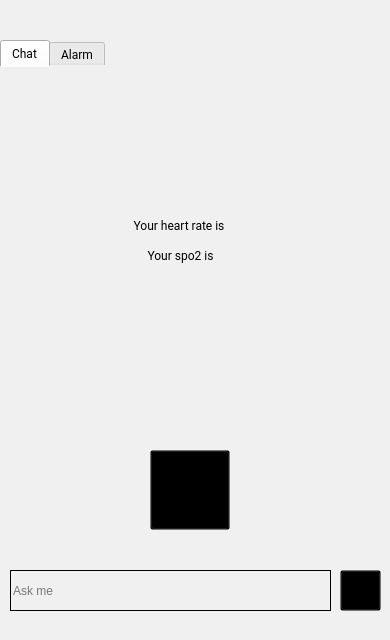
Qt form app.ui (fireflies1988/HealthcareVirtualAssistant) before a commit.
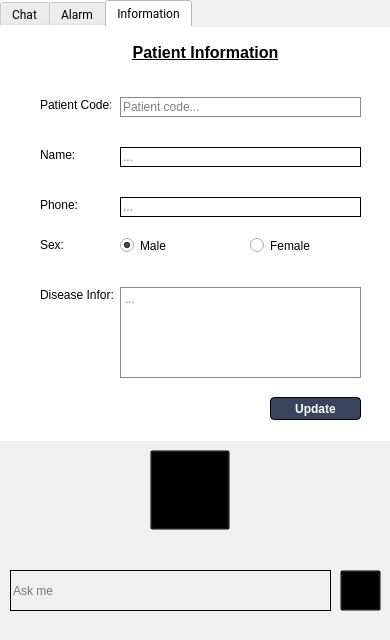
The same form after that commit. Icons and pictures are not drawn.

Commit message: update ui for patient information, deal with firebase later

```diff
--- a/app.ui
+++ b/app.ui
@@ -25,9 +25,9 @@
     <property name="geometry">
      <rect>
       <x>0</x>
-      <y>40</y>
+      <y>0</y>
       <width>391</width>
-      <height>391</height>
+      <height>441</height>
      </rect>
     </property>
     <property name="font">
@@ -39,10 +39,11 @@
      <string notr="true">border:none;
 outline:none;
 display: flex;
- justify-content: center;</string>
+ justify-content: center;
+background-color: #fff;</string>
     </property>
     <property name="currentIndex">
-     <number>0</number>
+     <number>2</number>
     </property>
     <widget class="QWidget" name="tab">
      <attribute name="title">
@@ -276,6 +277,261 @@
       </property>
      </widget>
     </widget>
+    <widget class="QWidget" name="tab_3">
+     <attribute name="title">
+      <string>Information</string>
+     </attribute>
+     <widget class="QLabel" name="label_5">
+      <property name="geometry">
+       <rect>
+        <x>10</x>
+        <y>10</y>
+        <width>391</width>
+        <height>31</height>
+       </rect>
+      </property>
+      <property name="font">
+       <font>
+        <family>Arial</family>
+        <pointsize>-1</pointsize>
+        <weight>75</weight>
+        <bold>true</bold>
+        <underline>true</underline>
+       </font>
+      </property>
+      <property name="styleSheet">
+       <string notr="true">font-size: 16px;
+text-decoration: underline;</string>
+      </property>
+      <property name="text">
+       <string>Patient Information</string>
+      </property>
+      <property name="alignment">
+       <set>Qt::AlignCenter</set>
+      </property>
+     </widget>
+     <widget class="QLabel" name="label_6">
+      <property name="geometry">
+       <rect>
+        <x>40</x>
+        <y>70</y>
+        <width>71</width>
+        <height>16</height>
+       </rect>
+      </property>
+      <property name="text">
+       <string>Patient Code:</string>
+      </property>
+     </widget>
+     <widget class="QLineEdit" name="lineEditPatientCode">
+      <property name="geometry">
+       <rect>
+        <x>120</x>
+        <y>70</y>
+        <width>241</width>
+        <height>20</height>
+       </rect>
+      </property>
+      <property name="autoFillBackground">
+       <bool>false</bool>
+      </property>
+      <property name="styleSheet">
+       <string notr="true">border: 1px solid #888;</string>
+      </property>
+      <property name="text">
+       <string/>
+      </property>
+      <property name="frame">
+       <bool>true</bool>
+      </property>
+      <property name="echoMode">
+       <enum>QLineEdit::Normal</enum>
+      </property>
+      <property name="dragEnabled">
+       <bool>false</bool>
+      </property>
+      <property name="readOnly">
+       <bool>true</bool>
+      </property>
+      <property name="placeholderText">
+       <string>Patient code...</string>
+      </property>
+      <property name="clearButtonEnabled">
+       <bool>false</bool>
+      </property>
+     </widget>
+     <widget class="QLineEdit" name="lineEditName">
+      <property name="geometry">
+       <rect>
+        <x>120</x>
+        <y>120</y>
+        <width>241</width>
+        <height>20</height>
+       </rect>
+      </property>
+      <property name="autoFillBackground">
+       <bool>false</bool>
+      </property>
+      <property name="styleSheet">
+       <string notr="true">border: 1px solid black;</string>
+      </property>
+      <property name="placeholderText">
+       <string>...</string>
+      </property>
+     </widget>
+     <widget class="QLabel" name="label_7">
+      <property name="geometry">
+       <rect>
+        <x>40</x>
+        <y>120</y>
+        <width>71</width>
+        <height>16</height>
+       </rect>
+      </property>
+      <property name="text">
+       <string>Name:</string>
+      </property>
+     </widget>
+     <widget class="QLineEdit" name="lineEditPhone">
+      <property name="geometry">
+       <rect>
+        <x>120</x>
+        <y>170</y>
+        <width>241</width>
+        <height>20</height>
+       </rect>
+      </property>
+      <property name="autoFillBackground">
+       <bool>false</bool>
+      </property>
+      <property name="styleSheet">
+       <string notr="true">border: 1px solid black;</string>
+      </property>
+      <property name="placeholderText">
+       <string>...</string>
+      </property>
+     </widget>
+     <widget class="QLabel" name="label_8">
+      <property name="geometry">
+       <rect>
+        <x>40</x>
+        <y>170</y>
+        <width>71</width>
+        <height>16</height>
+       </rect>
+      </property>
+      <property name="text">
+       <string>Phone:</string>
+      </property>
+     </widget>
+     <widget class="QLabel" name="label_9">
+      <property name="geometry">
+       <rect>
+        <x>40</x>
+        <y>260</y>
+        <width>81</width>
+        <height>16</height>
+       </rect>
+      </property>
+      <property name="text">
+       <string>Disease Infor:</string>
+      </property>
+     </widget>
+     <widget class="QTextEdit" name="textEditDisease">
+      <property name="geometry">
+       <rect>
+        <x>120</x>
+        <y>260</y>
+        <width>241</width>
+        <height>91</height>
+       </rect>
+      </property>
+      <property name="styleSheet">
+       <string notr="true">border: 1px solid #888;</string>
+      </property>
+      <property name="readOnly">
+       <bool>true</bool>
+      </property>
+      <property name="placeholderText">
+       <string>...</string>
+      </property>
+     </widget>
+     <widget class="QLabel" name="label_10">
+      <property name="geometry">
+       <rect>
+        <x>40</x>
+        <y>210</y>
+        <width>71</width>
+        <height>16</height>
+       </rect>
+      </property>
+      <property name="text">
+       <string>Sex:</string>
+      </property>
+     </widget>
+     <widget class="QGroupBox" name="groupBox">
+      <property name="geometry">
+       <rect>
+        <x>110</x>
+        <y>210</y>
+        <width>241</width>
+        <height>20</height>
+       </rect>
+      </property>
+      <property name="title">
+       <string/>
+      </property>
+      <widget class="QRadioButton" name="radioButtonMale">
+       <property name="geometry">
+        <rect>
+         <x>10</x>
+         <y>0</y>
+         <width>82</width>
+         <height>17</height>
+        </rect>
+       </property>
+       <property name="text">
+        <string>Male</string>
+       </property>
+       <property name="checked">
+        <bool>true</bool>
+       </property>
+      </widget>
+      <widget class="QRadioButton" name="radioButtonFemale">
+       <property name="geometry">
+        <rect>
+         <x>140</x>
+         <y>0</y>
+         <width>82</width>
+         <height>17</height>
+        </rect>
+       </property>
+       <property name="text">
+        <string>Female</string>
+       </property>
+      </widget>
+     </widget>
+     <widget class="QPushButton" name="btnUpdate">
+      <property name="geometry">
+       <rect>
+        <x>270</x>
+        <y>370</y>
+        <width>91</width>
+        <height>23</height>
+       </rect>
+      </property>
+      <property name="styleSheet">
+       <string notr="true">border-radius: 4px;
+border: 1px solid black;
+color: white;
+font-weight: bold;
+background-color: #37455E;</string>
+      </property>
+      <property name="text">
+       <string>Update</string>
+      </property>
+     </widget>
+    </widget>
    </widget>
    <widget class="QPushButton" name="btn_speak">
     <property name="geometry">
```
Left out of the diff: 17 changed lines with no effect on the pictures. The commit also changes 3 other files.
